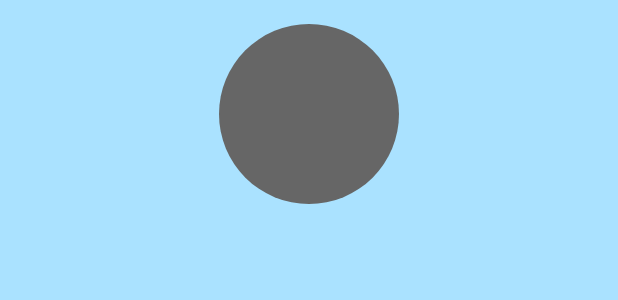
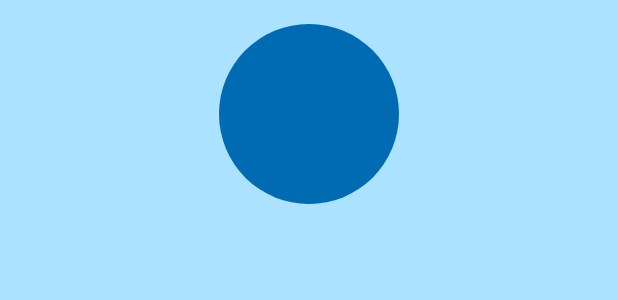
Before and after one commit to anuships/SHIPS-Group, an Android app: the layout activity_emdr.xml on its own in the app's theme, with its tools: preview values and no code run, on a phone screen of 412 x 824 dp. Shown: the top 300 px of the screen. Run offline under Robolectric (Android 15) with nearby library versions, the light colour scheme and no system bars.

Commit message:
changed ball and background colours

```diff
--- a/AndroidApp/app/src/main/res/drawable/emdrcircle.xml
+++ b/AndroidApp/app/src/main/res/drawable/emdrcircle.xml
@@ -5,7 +5,7 @@
     android:shape="oval">
 
     <solid
-        android:color="#666666"/>
+        android:color="#006AB3"/>
 
     <size
         android:width="120dp"
--- a/AndroidApp/app/src/main/res/layout/content_emdr.xml
+++ b/AndroidApp/app/src/main/res/layout/content_emdr.xml
@@ -4,6 +4,7 @@
     xmlns:tools="http://schemas.android.com/tools"
     android:layout_width="match_parent"
     android:layout_height="match_parent"
+    android:background="#AAE2FF"
     app:layout_behavior="@string/appbar_scrolling_view_behavior"
     tools:context="com.example.ships.myapplication.EMDRActivity"
     tools:showIn="@layout/activity_emdr">
```
